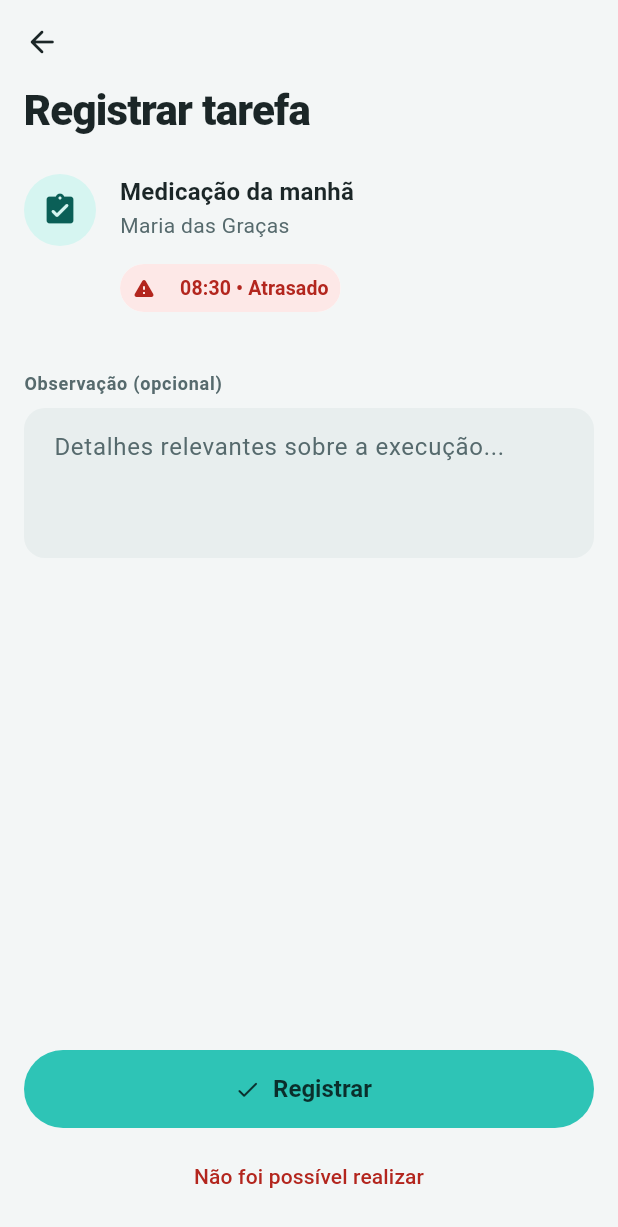
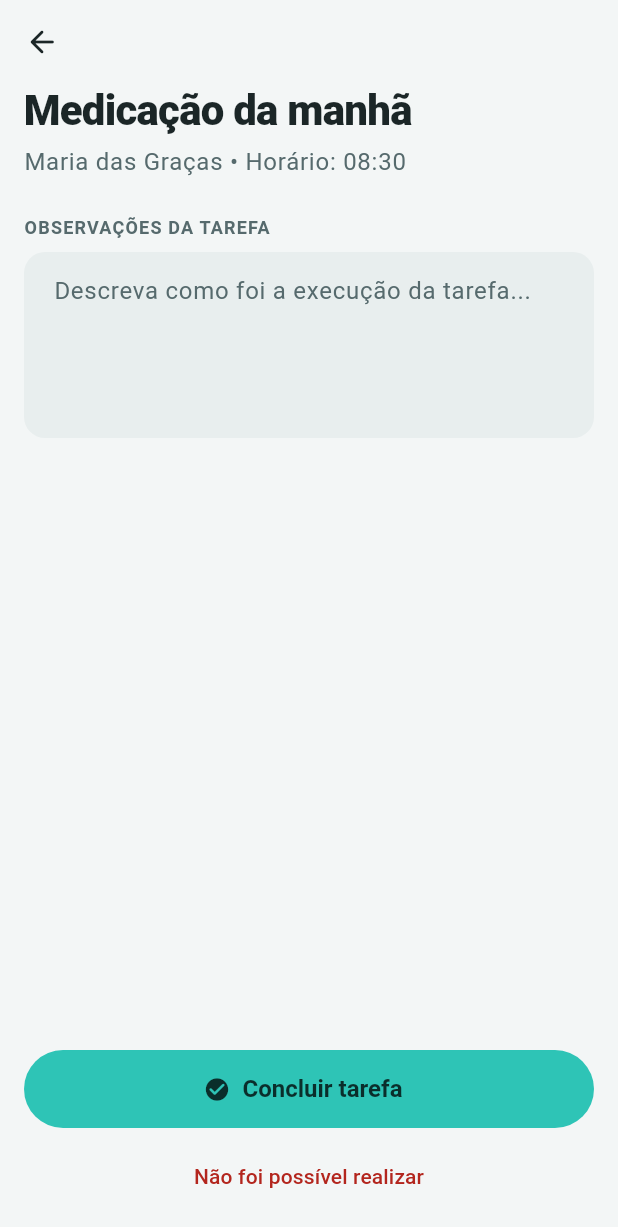
Before and after one commit to EnzoSenatori/Geratrix, a Flutter app: the CheckinTarefaScreen screen opened directly with sample values from the repository, on a phone screen of 412 x 824 dp. Shown: the top 1227 px of the screen. Run offline on Flutter 3.47's test engine with Material 3 defaults, Android fonts, the phone set to English and light mode, and no system bars; missing offline and left inert: mqtt_client.

Commit message:
tcm-fix: devolve o resultado do check-in para a lista

```diff
--- a/geratrix_flutter/lib/screens/checkin_tarefa_screen.dart
+++ b/geratrix_flutter/lib/screens/checkin_tarefa_screen.dart
@@ -3,7 +3,7 @@ import 'package:flutter/material.dart';
 import '../models/item_rotina.dart';
 import '../routes.dart';
 
-// Tela de confirmação de uma tarefa comum da rotina (ex: Banho, Lanche)
+// Tela de Check-in genérico para tarefas cotidianas
 class CheckinTarefaScreen extends StatefulWidget {
   const CheckinTarefaScreen({super.key});
 
@@ -12,163 +12,102 @@ class CheckinTarefaScreen extends StatefulWidget {
 }
 
 class _CheckinTarefaScreenState extends State<CheckinTarefaScreen> {
-  // Controlador para o campo de texto de observações
   final _observacaoController = TextEditingController();
 
   @override
   void dispose() {
-    // É fundamental descartar o controlador quando a tela for fechada para liberar memória
     _observacaoController.dispose();
     super.dispose();
   }
 
-  // Ação de confirmar o check-in
-  void _registrarTarefa() {
-    // Aqui no futuro enviaremos _observacaoController.text para a API
+  // Registra a conclusão da tarefa e devolve 'feito' para a lista
+  void _salvarTarefa() {
     ScaffoldMessenger.of(context).showSnackBar(
       const SnackBar(content: Text('Tarefa registrada com sucesso!')),
     );
-    // Remove a tela atual e volta para a lista do plantão
-    Navigator.pop(context);
+    Navigator.pop(context, 'feito');
   }
 
-  // Ação de apontar que a tarefa não foi realizada
-  void _registrarNaoRealizado() {
-    // Resgata o item da rota atual para repassar para a próxima tela
-    final item = ModalRoute.of(context)!.settings.arguments as ItemRotina;
-
-    Navigator.pushNamed(
+  // Abre a tela de "não realizado" e repassa o resultado para a lista se confirmado
+  Future<void> _registrarNaoRealizado(ItemRotina item) async {
+    final resultado = await Navigator.pushNamed(
       context,
       AppRoutes.naoRealizado,
       arguments: item,
     );
+    if (!mounted || resultado == null) return;
+    Navigator.pop(context, resultado);
   }
 
   @override
   Widget build(BuildContext context) {
-    // Resgata o item específico que foi clicado na tela de Lista
     final item = ModalRoute.of(context)!.settings.arguments as ItemRotina;
-
     final cores = Theme.of(context).colorScheme;
     final textos = Theme.of(context).textTheme;
-
-    // Define o estilo visual da tag (Chip) baseado no status
-    final isAtrasado = item.status == 'atrasado';
-    final corStatus = isAtrasado ? cores.error : cores.onSurfaceVariant;
-    final fundoStatus = isAtrasado ? cores.errorContainer : cores.surfaceContainerHighest;
-    final iconeStatus = isAtrasado ? Icons.warning_rounded : Icons.schedule_rounded;
 
     return Scaffold(
       appBar: AppBar(
         leading: IconButton(
           icon: const Icon(Icons.arrow_back_rounded),
-          onPressed: () => Navigator.pop(context), // Volta para a lista sem registrar
+          onPressed: () => Navigator.pop(context),
         ),
       ),
       body: SafeArea(
         child: Column(
           children: [
-            // Usamos Expanded para a área rolável, empurrando o rodapé para baixo
             Expanded(
               child: ListView(
                 padding: const EdgeInsets.symmetric(horizontal: 16.0),
                 children: [
                   Text(
-                    'Registrar tarefa',
+                    item.tipo,
                     style: textos.titleLarge?.copyWith(
                       fontWeight: FontWeight.w800,
                       fontSize: 28,
                       letterSpacing: -0.5,
                     ),
                   ),
+                  const SizedBox(height: 4),
+                  Text(
+                    '${item.residente.nome} • Horário: ${item.horario}',
+                    style: textos.bodyLarge?.copyWith(color: cores.onSurfaceVariant),
+                  ),
                   const SizedBox(height: 24),
-
-                  // Cabeçalho da tarefa com o status em destaque
-                  Row(
-                    crossAxisAlignment: CrossAxisAlignment.start,
-                    children: [
-                      CircleAvatar(
-                        backgroundColor: cores.primaryContainer,
-                        foregroundColor: cores.onPrimaryContainer,
-                        radius: 24,
-                        child: const Icon(Icons.assignment_turned_in_rounded),
-                      ),
-                      const SizedBox(width: 16),
-                      Expanded(
-                        child: Column(
-                          crossAxisAlignment: CrossAxisAlignment.start,
-                          children: [
-                            Text(
-                              item.tipo,
-                              style: textos.titleMedium?.copyWith(fontWeight: FontWeight.bold),
-                            ),
-                            Text(
-                              item.residente.nome,
-                              style: textos.bodyMedium?.copyWith(color: cores.onSurfaceVariant),
-                            ),
-                            const SizedBox(height: 8),
-                            // Tag indicadora de horário/atraso
-                            Chip(
-                              avatar: Icon(iconeStatus, color: corStatus, size: 16),
-                              label: Text(
-                                '${item.horario} • ${isAtrasado ? 'Atrasado' : 'Pendente'}',
-                              ),
-                              labelStyle: TextStyle(
-                                color: corStatus,
-                                fontWeight: FontWeight.w600,
-                                fontSize: 13,
-                              ),
-                              backgroundColor: fundoStatus,
-                              side: BorderSide.none,
-                              shape: const StadiumBorder(),
-                              padding: EdgeInsets.zero,
-                            ),
-                          ],
-                        ),
-                      ),
-                    ],
-                  ),
-
-                  const SizedBox(height: 32),
-
-                  // Campo opcional de observação
                   Text(
-                    'Observação (opcional)',
+                    'OBSERVAÇÕES DA TAREFA',
                     style: textos.labelMedium?.copyWith(
                       color: cores.onSurfaceVariant,
                       fontWeight: FontWeight.w600,
+                      letterSpacing: 0.8,
                     ),
                   ),
                   const SizedBox(height: 8),
                   TextField(
                     controller: _observacaoController,
-                    maxLines: 3, // Permite campo mais altinho para texto longo
+                    maxLines: 4,
                     textCapitalization: TextCapitalization.sentences,
                     decoration: const InputDecoration(
-                      hintText: 'Detalhes relevantes sobre a execução...',
+                      hintText: 'Descreva como foi a execução da tarefa...',
                     ),
                   ),
                 ],
               ),
             ),
-
-            // Rodapé fixo com as ações
             Padding(
               padding: const EdgeInsets.all(16.0),
               child: Column(
                 crossAxisAlignment: CrossAxisAlignment.stretch,
                 children: [
                   FilledButton.icon(
-                    onPressed: _registrarTarefa,
-                    icon: const Icon(Icons.check_rounded),
-                    label: const Text('Registrar'),
+                    onPressed: _salvarTarefa,
+                    icon: const Icon(Icons.check_circle_rounded),
+                    label: const Text('Concluir tarefa'),
                   ),
                   const SizedBox(height: 8),
-                  // Botão terciário (TextButton) para não competir com a ação principal
                   TextButton(
-                    onPressed: _registrarNaoRealizado,
+                    onPressed: () => _registrarNaoRealizado(item),
                     style: TextButton.styleFrom(
-                      foregroundColor: cores.error, // Vermelho indicando uma exceção/alerta
+                      foregroundColor: cores.error,
                     ),
                     child: const Text('Não foi possível realizar'),
                   ),
```
